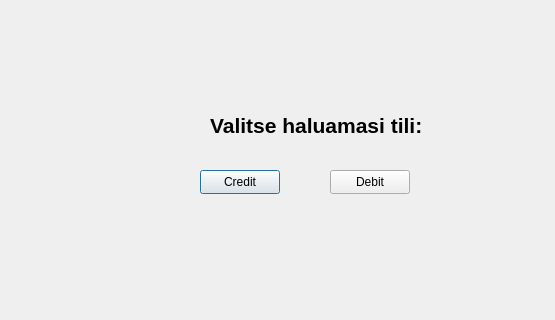
This is bank-automat/creditdebitq.ui in JereKortesalmi/BankProject as Qt 5 draws it before an edit; both pictures show x 0 to 555 and y 0 to 320 of the 677 by 447 pixel window. The edited form follows.
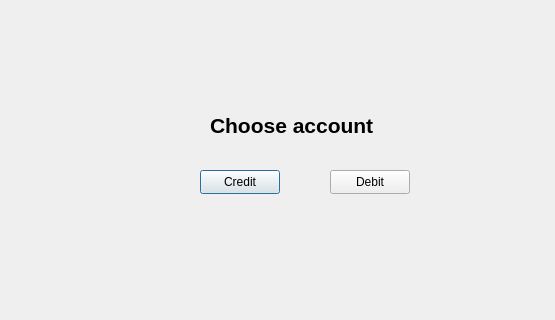
This is the edited form.

```diff
--- a/bank-automat/creditdebitq.ui
+++ b/bank-automat/creditdebitq.ui
@@ -75,7 +75,7 @@
     <string notr="true"/>
    </property>
    <property name="text">
-    <string>Valitse haluamasi tili:</string>
+    <string>Choose account</string>
    </property>
   </widget>
  </widget>
```
